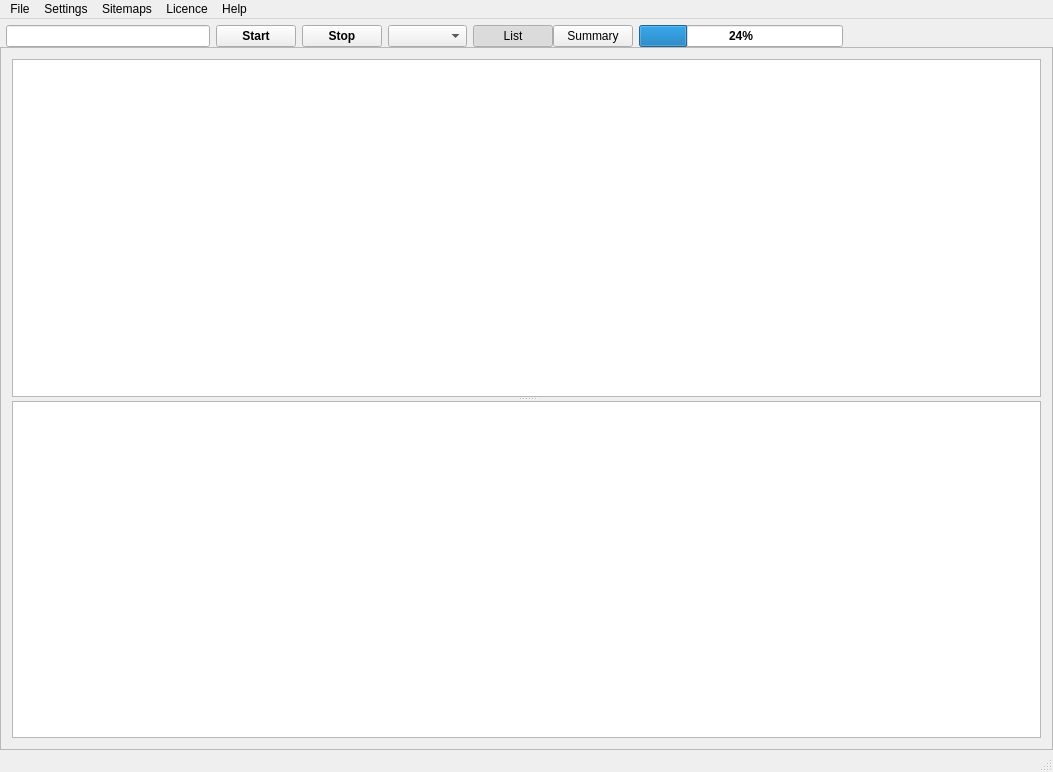
andrascii/RiveSolutions_SEO_Spider, file quickiewebbot/ui/main_frame.ui: the form before one commit.
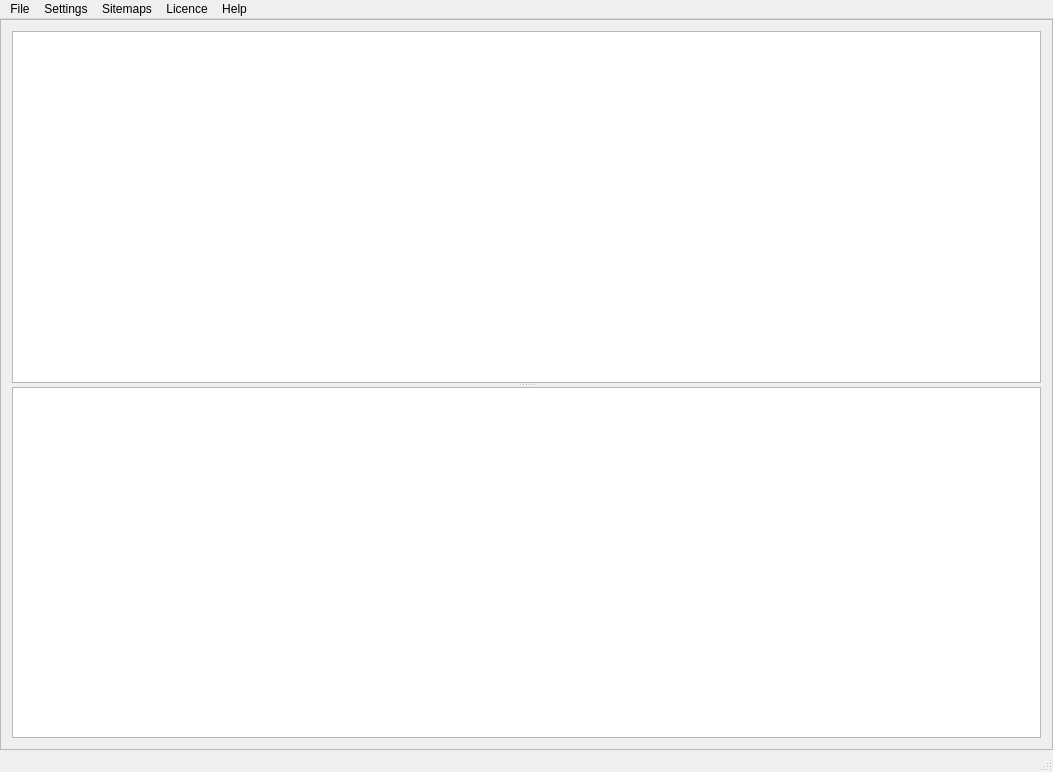
The form after the commit. Icons and pictures are not drawn. Custom widgets are drawn as their Qt base class.

What changed in the file:
```diff
--- a/quickiewebbot/ui/main_frame.ui
+++ b/quickiewebbot/ui/main_frame.ui
@@ -38,127 +38,32 @@
      <number>0</number>
     </property>
     <item>
-     <widget class="QWidget" name="titleWidget" native="true">
+     <widget class="QuickieWebBot::CrawlerControlWidget" name="crawlerControlWidget" native="true">
+      <property name="minimumSize">
+       <size>
+        <width>0</width>
+        <height>0</height>
+       </size>
+      </property>
       <property name="styleSheet">
        <string notr="true"/>
       </property>
       <layout class="QGridLayout" name="gridLayout">
        <property name="leftMargin">
-        <number>6</number>
+        <number>0</number>
        </property>
        <property name="topMargin">
-        <number>6</number>
+        <number>0</number>
        </property>
        <property name="rightMargin">
-        <number>6</number>
+        <number>0</number>
        </property>
        <property name="bottomMargin">
         <number>0</number>
        </property>
        <property name="horizontalSpacing">
-        <number>6</number>
+        <number>0</number>
        </property>
-       <item row="0" column="9">
-        <spacer name="horizontalSpacer_2">
-         <property name="orientation">
-          <enum>Qt::Horizontal</enum>
-         </property>
-         <property name="sizeHint" stdset="0">
-          <size>
-           <width>40</width>
-           <height>20</height>
-          </size>
-         </property>
-        </spacer>
-       </item>
-       <item row="0" column="2">
-        <widget class="QPushButton" name="stopCrawlingButton">
-         <property name="font">
-          <font>
-           <weight>75</weight>
-           <bold>true</bold>
-          </font>
-         </property>
-         <property name="text">
-          <string>Stop</string>
-         </property>
-        </widget>
-       </item>
-       <item row="0" column="8">
-        <widget class="QProgressBar" name="progressBar">
-         <property name="font">
-          <font>
-           <weight>75</weight>
-           <bold>true</bold>
-          </font>
-         </property>
-         <property name="value">
-          <number>24</number>
-         </property>
-        </widget>
-       </item>
-       <item row="0" column="1">
-        <widget class="QPushButton" name="startOrConrinueCrawlingButton">
-         <property name="font">
-          <font>
-           <weight>75</weight>
-           <bold>true</bold>
-          </font>
-         </property>
-         <property name="text">
-          <string>Start</string>
-         </property>
-        </widget>
-       </item>
-       <item row="0" column="3">
-        <widget class="QComboBox" name="viewTypeComboBox">
-         <property name="font">
-          <font>
-           <weight>75</weight>
-           <bold>true</bold>
-          </font>
-         </property>
-        </widget>
-       </item>
-       <item row="0" column="0">
-        <widget class="QLineEdit" name="urlLineEdit"/>
-       </item>
-       <item row="0" column="4">
-        <layout class="QHBoxLayout" name="viewModeLayout">
-         <property name="spacing">
-          <number>0</number>
-         </property>
-         <item>
-          <widget class="QPushButton" name="generalViewButton">
-           <property name="text">
-            <string>List</string>
-           </property>
-           <property name="checkable">
-            <bool>true</bool>
-           </property>
-           <property name="checked">
-            <bool>true</bool>
-           </property>
-           <property name="groupButton" stdset="0">
-            <string notr="true">left</string>
-           </property>
-          </widget>
-         </item>
-         <item>
-          <widget class="QPushButton" name="summaryViewButton">
-           <property name="text">
-            <string>Summary</string>
-           </property>
-           <property name="checkable">
-            <bool>true</bool>
-           </property>
-           <property name="groupButton" stdset="0">
-            <string notr="true">right</string>
-           </property>
-          </widget>
-         </item>
-        </layout>
-       </item>
       </layout>
      </widget>
     </item>
@@ -394,6 +299,12 @@
    <extends>QTableView</extends>
    <header>grid_view.h</header>
   </customwidget>
+  <customwidget>
+   <class>QuickieWebBot::CrawlerControlWidget</class>
+   <extends>QWidget</extends>
+   <header>crawler_control_widget.h</header>
+   <container>1</container>
+  </customwidget>
  </customwidgets>
  <resources>
   <include location="../rcc/main_frame.qrc"/>
```
